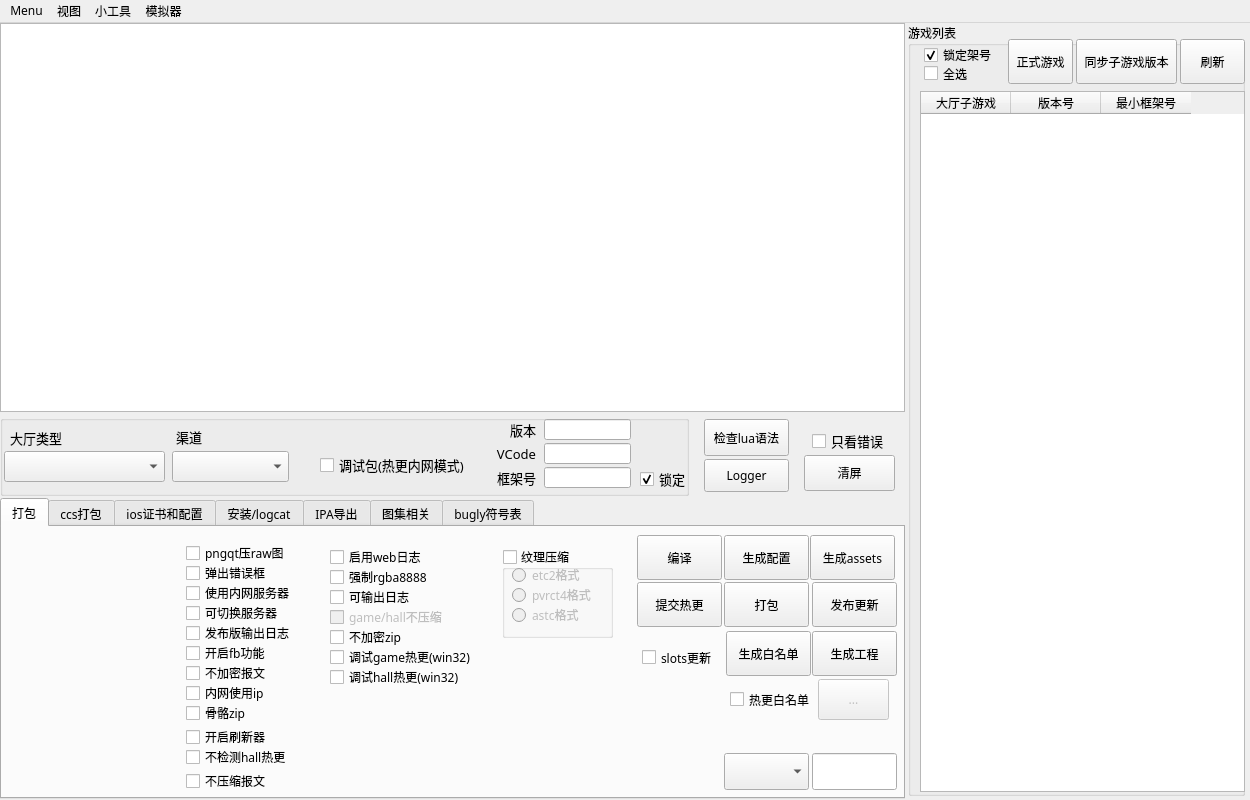
First picture: the form in ui/main.ui, repository TQCasey/PackMaster, before the edit.
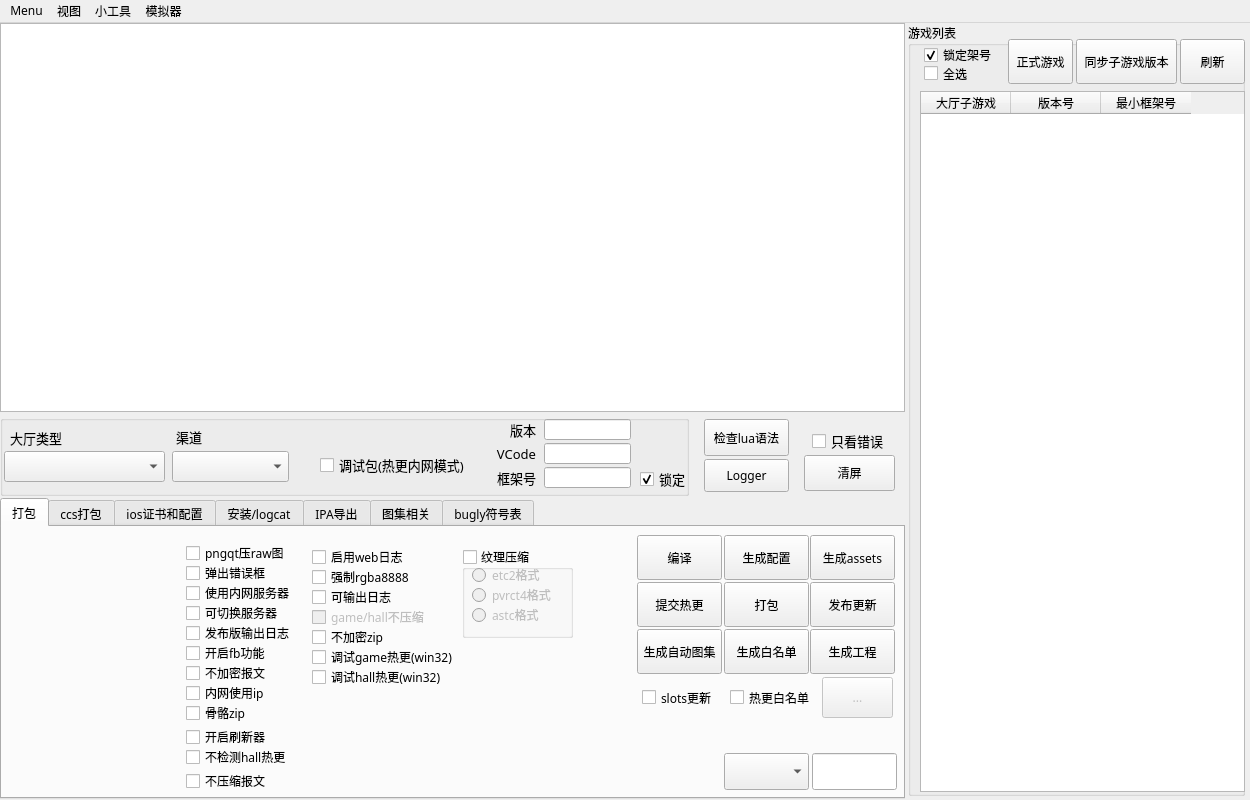
Second picture: the form after the edit. Icons and pictures are not drawn.

Commit message: 自动图集

The edit to the form file:
```diff
--- a/ui/main.ui
+++ b/ui/main.ui
@@ -287,7 +287,7 @@
      <widget class="QCheckBox" name="checkBox_can_log">
       <property name="geometry">
        <rect>
-        <x>328</x>
+        <x>310</x>
         <y>60</y>
         <width>113</width>
         <height>20</height>
@@ -309,7 +309,7 @@
       </property>
       <property name="geometry">
        <rect>
-        <x>328</x>
+        <x>310</x>
         <y>80</y>
         <width>129</width>
         <height>20</height>
@@ -350,7 +350,7 @@
      <widget class="QCheckBox" name="checkBox_use_rgba8888">
       <property name="geometry">
        <rect>
-        <x>328</x>
+        <x>310</x>
         <y>40</y>
         <width>121</width>
         <height>20</height>
@@ -473,7 +473,7 @@
      <widget class="QCheckBox" name="checkBox_use_filelogger">
       <property name="geometry">
        <rect>
-        <x>328</x>
+        <x>310</x>
         <y>20</y>
         <width>115</width>
         <height>20</height>
@@ -526,7 +526,7 @@
      <widget class="QCheckBox" name="checkBox_use_no_crypt_zip">
       <property name="geometry">
        <rect>
-        <x>328</x>
+        <x>310</x>
         <y>100</y>
         <width>85</width>
         <height>20</height>
@@ -545,7 +545,7 @@
      <widget class="QCheckBox" name="checkBox_use_debug_game_hotupdate">
       <property name="geometry">
        <rect>
-        <x>328</x>
+        <x>310</x>
         <y>120</y>
         <width>149</width>
         <height>20</height>
@@ -567,7 +567,7 @@
      <widget class="QPushButton" name="btn_publish_basehall">
       <property name="geometry">
        <rect>
-        <x>810</x>
+        <x>808</x>
         <y>55</y>
         <width>85</width>
         <height>45</height>
@@ -598,7 +598,7 @@
      <widget class="QCheckBox" name="checkBox_use_debug_hall_hotupdate">
       <property name="geometry">
        <rect>
-        <x>328</x>
+        <x>310</x>
         <y>140</y>
         <width>141</width>
         <height>20</height>
@@ -623,8 +623,8 @@
       </property>
       <property name="geometry">
        <rect>
-        <x>816</x>
-        <y>152</y>
+        <x>820</x>
+        <y>150</y>
         <width>71</width>
         <height>41</height>
        </rect>
@@ -637,8 +637,8 @@
       <property name="geometry">
        <rect>
         <x>728</x>
-        <y>162</y>
-        <width>91</width>
+        <y>160</y>
+        <width>81</width>
         <height>21</height>
        </rect>
       </property>
@@ -649,8 +649,8 @@
      <widget class="QPushButton" name="btn_whitelist">
       <property name="geometry">
        <rect>
-        <x>724</x>
-        <y>104</y>
+        <x>722</x>
+        <y>102</y>
         <width>85</width>
         <height>45</height>
        </rect>
@@ -680,8 +680,8 @@
      <widget class="QPushButton" name="btn_make_native_project">
       <property name="geometry">
        <rect>
-        <x>810</x>
-        <y>104</y>
+        <x>808</x>
+        <y>102</y>
         <width>85</width>
         <height>45</height>
        </rect>
@@ -711,7 +711,7 @@
      <widget class="QGroupBox" name="compress_texture">
       <property name="geometry">
        <rect>
-        <x>500</x>
+        <x>460</x>
         <y>20</y>
         <width>111</width>
         <height>91</height>
@@ -801,7 +801,7 @@
       <property name="geometry">
        <rect>
         <x>640</x>
-        <y>120</y>
+        <y>160</y>
         <width>81</width>
         <height>21</height>
        </rect>
@@ -841,6 +841,37 @@
        <bool>false</bool>
       </property>
      </widget>
+     <widget class="QPushButton" name="btn_sync_autotex">
+      <property name="geometry">
+       <rect>
+        <x>635</x>
+        <y>102</y>
+        <width>85</width>
+        <height>45</height>
+       </rect>
+      </property>
+      <property name="font">
+       <font>
+        <family>Microsoft YaHei</family>
+        <pointsize>9</pointsize>
+       </font>
+      </property>
+      <property name="toolTip">
+       <string extracomment="生成白名单"/>
+      </property>
+      <property name="text">
+       <string>生成自动图集</string>
+      </property>
+      <property name="iconSize">
+       <size>
+        <width>20</width>
+        <height>20</height>
+       </size>
+      </property>
+      <property name="checkable">
+       <bool>false</bool>
+      </property>
+     </widget>
     </widget>
     <widget class="QWidget" name="tab_creator">
      <attribute name="title">
```
